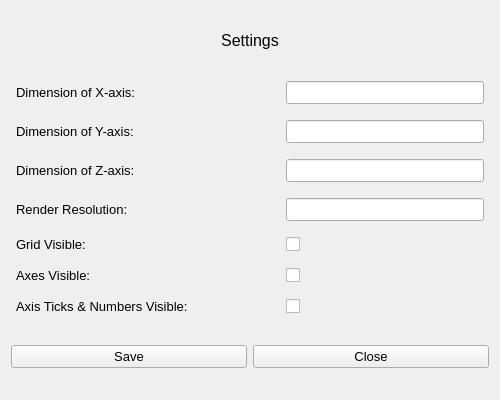
Before: the Qt Designer form gui/ui/settings.ui in rexandel/search_optimization, drawn with Qt 5.
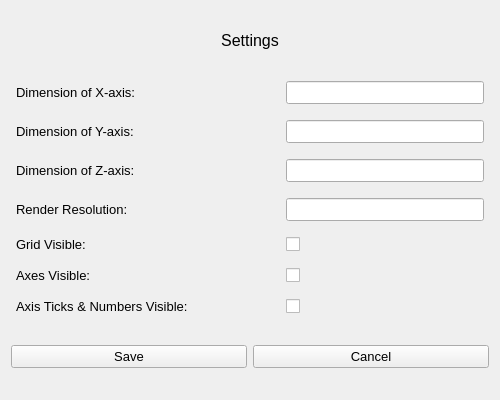
After: the same form once the commit is applied. Icons and pictures are not drawn.

```diff
--- a/gui/ui/settings.ui
+++ b/gui/ui/settings.ui
@@ -306,7 +306,7 @@
         </font>
        </property>
        <property name="text">
-        <string>Close</string>
+        <string>Cancel</string>
        </property>
       </widget>
      </item>
```
Left out of the diff: 2 changed lines with no effect on the pictures.
